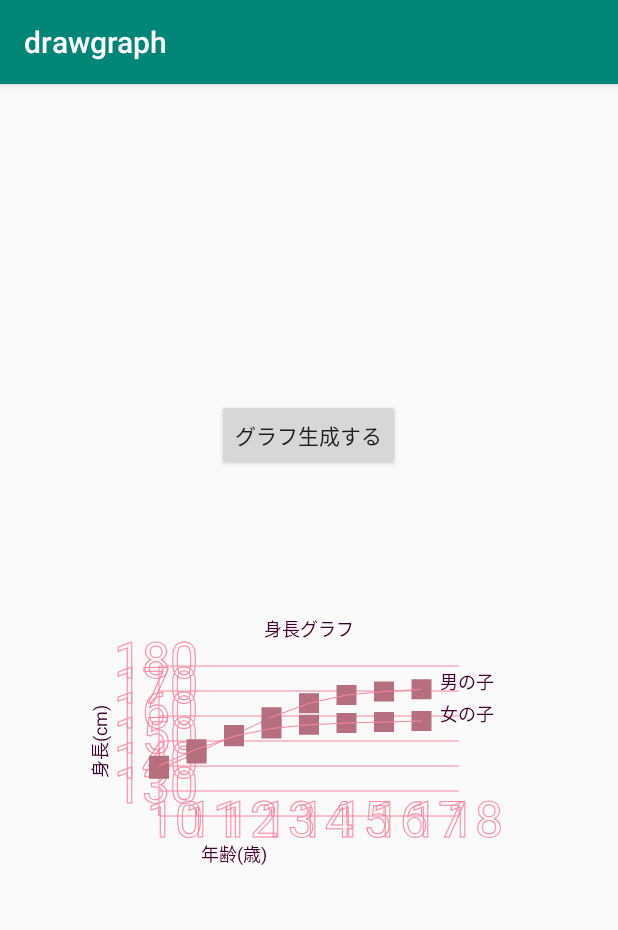
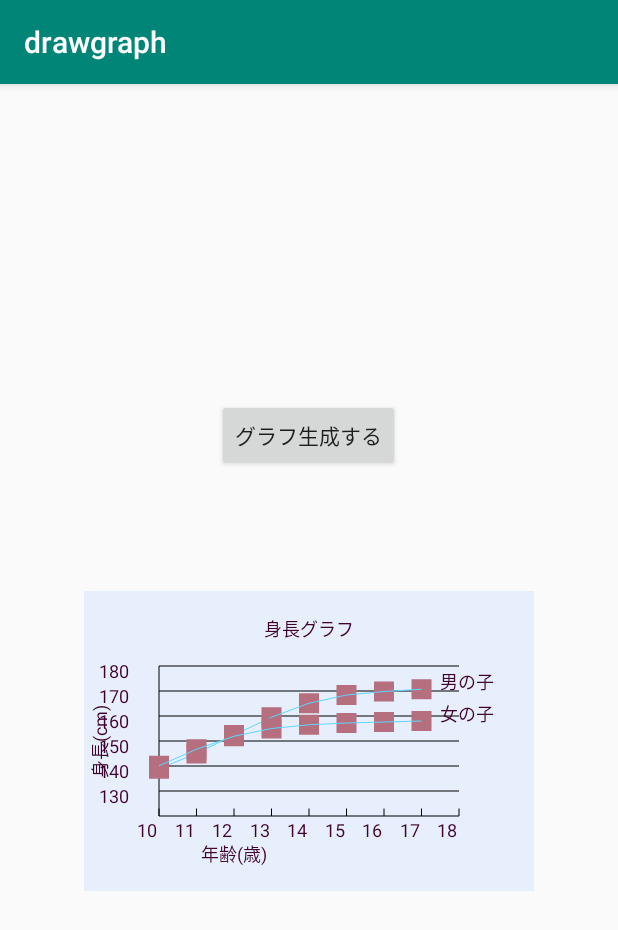
Before and after one commit to YanHengGo/android, an Android app: the screen it shows after launch (MainActivity), after a tap on "グラフ生成する", on a phone screen of 412 x 824 dp. Shown: the top 930 px of the screen. Run offline under Robolectric (Android 15) with nearby library versions, the phone set to English and light mode, and no system bars.

Commit message:
グラフ描画のデモアプリ

```diff
--- a/02_drawGraph/app/src/main/java/com/yanheng/drawgraph/graph/DrawViewDemo.java
+++ b/02_drawGraph/app/src/main/java/com/yanheng/drawgraph/graph/DrawViewDemo.java
@@ -127,7 +127,7 @@ public class DrawViewDemo extends View {
                 ORIGIN_Y * density,
                 ORIGIN_X * density,
                 (ORIGIN_Y - AXIS_Y) * density,
-                getBaseLinePaint(context));
+                getLinePaint(context));
         //Y軸目盛と下に表示する数字
         for (int x = 1; x <= scaleCountY; x++) {
             float startX = ORIGIN_X * density;
@@ -135,8 +135,8 @@ public class DrawViewDemo extends View {
             canvas.drawLine(startX, startY,
 //                    (startX+5*density),startY,
                     (startX + AXIS_X * density), startY,
-                    getBaseLinePaint(context));
-            canvas.drawText(String.valueOf((int) graphSettingData.axisDataY.minScale + x * (int) graphSettingData.axisDataY.scaleValue), startX - 30 * density, startY + 8 * density, getBaseLinePaint(context));
+                    getLinePaint(context));
+            canvas.drawText(String.valueOf((int) graphSettingData.axisDataY.minScale + x * (int) graphSettingData.axisDataY.scaleValue), startX - 30 * density, startY + 8 * density, getLabelPaint(context));
         }
         //Y軸名
         drawText(canvas, graphSettingData.axisDataY.scaleTitle, (ORIGIN_X - 35) * density, (ORIGIN_Y - 50) * density, getLabelPaint(context), -90);
@@ -149,7 +149,7 @@ public class DrawViewDemo extends View {
                 ORIGIN_Y * density,
                 (ORIGIN_X + AXIS_X) * density,
                 ORIGIN_Y * density,
-                getBaseLinePaint(context));
+                getLinePaint(context));
         //X軸メモリと下に表示する数字
         for (int x = 0; x <= scaleCountX; x++) {
             float startX = (ORIGIN_X + scaleGraphValueX * x) * density;
@@ -159,8 +159,8 @@ public class DrawViewDemo extends View {
                     startY,
                     startX,
                     (startY - 5 * density),
-                    getBaseLinePaint(context));
-            canvas.drawText(String.valueOf((int) graphSettingData.axisDataX.minScale + x * (int) graphSettingData.axisDataX.scaleValue), startX - 8 * density, startY + 14 * density, getBaseLinePaint(context));
+                    getLinePaint(context));
+            canvas.drawText(String.valueOf((int) graphSettingData.axisDataX.minScale + x * (int) graphSettingData.axisDataX.scaleValue), startX - 8 * density, startY + 14 * density, getLabelPaint(context));
         }
         //X軸名
         canvas.drawText(graphSettingData.axisDataX.scaleTitle, (ORIGIN_X + 50) * density, (ORIGIN_Y + 30) * density, getLabelPaint(context));
@@ -179,14 +179,12 @@ public class DrawViewDemo extends View {
         if (graph == null) return;
         float previousX = -1, previousY = -1, currentX = 0, currentY = 0;
         for (Map.Entry<Float, Float> entry : graph.entrySet()) {
-            L.d("-------------" + "start");
             L.d(String.valueOf((entry.getValue() - graphSettingData.axisDataY.minScale) / graphSettingData.axisDataY.scaleValue));
             currentX = (ORIGIN_X + (entry.getKey() - graphSettingData.axisDataX.minScale) / graphSettingData.axisDataX.scaleValue * scaleGraphValueX) * density;
             currentY = (ORIGIN_Y - (entry.getValue() - graphSettingData.axisDataY.minScale) / graphSettingData.axisDataY.scaleValue * scaleGraphValueY) * density;
-            L.d("x=" + currentX + "   y=" + currentY);
             canvas.drawPoint(currentX, currentY, getCirclePaint());
             if (!(previousX == -1 && previousY == -1)) {
-                canvas.drawLine(previousX, previousY, currentX, currentY, getBaseLinePaint(context));
+                canvas.drawLine(previousX, previousY, currentX, currentY, getGraphPaint(context));
             }
             previousX = currentX;
             previousY = currentY;
@@ -197,23 +195,24 @@ public class DrawViewDemo extends View {
     }
 
 
-    private final int CIRCLE_COLOR = 0xFFb56f7f;
-    private final int BASE_LINE_COLOR = 0xFFFE85A0;
-    private final int LINE_WIDTH = 1;
-    private Paint sLabelPaint;
-    private final int FONT_SIZE = 12;
-    private final int FONT_COLOR = 0xFF400030;
-
-
     private int convDp2Px(Context context, int dp) {
         float density = context.getResources().getDisplayMetrics().density;
         return (int) (dp * density);
     }
 
-    private Paint getBaseLinePaint(Context context) {
+    private Paint getLinePaint(Context context) {
         Paint paint = new Paint();
-        paint.setColor(BASE_LINE_COLOR);
-        paint.setStrokeWidth(convDp2Px(context, LINE_WIDTH));
+        paint.setColor(0xFF000000);
+        paint.setStrokeWidth(convDp2Px(context, 1));
+        paint.setStyle(Paint.Style.STROKE);
+        paint.setAntiAlias(true);
+        paint.setTextSize(50);
+        return paint;
+    }
+    private Paint getGraphPaint(Context context) {
+        Paint paint = new Paint();
+        paint.setColor(0xFF60D7FF);
+        paint.setStrokeWidth(convDp2Px(context, 1));
         paint.setStyle(Paint.Style.STROKE);
         paint.setAntiAlias(true);
         paint.setTextSize(50);
@@ -223,7 +222,7 @@ public class DrawViewDemo extends View {
 
     private Paint getCirclePaint() {
         Paint paint = new Paint();
-        paint.setColor(CIRCLE_COLOR);
+        paint.setColor(0xFFb56f7f);
         paint.setStyle(Paint.Style.FILL);
         paint.setAntiAlias(true);
         paint.setStrokeWidth(20);
@@ -231,17 +230,14 @@ public class DrawViewDemo extends View {
     }
 
     private Paint getLabelPaint(Context context) {
-        if (sLabelPaint == null) {
-            Paint paint = new Paint();
-            paint.setColor(FONT_COLOR);
-            paint.setTextSize(convDp2Px(context, FONT_SIZE));
-            paint.setStyle(Paint.Style.FILL);
-            paint.setTextAlign(Paint.Align.CENTER);
-            paint.setTypeface(Typeface.DEFAULT);
-            paint.setAntiAlias(true);
-            sLabelPaint = paint;
-        }
-        return sLabelPaint;
+        Paint paint = new Paint();
+        paint.setColor(0xFF400030);
+        paint.setTextSize(convDp2Px(context, 12));
+        paint.setStyle(Paint.Style.FILL);
+        paint.setTextAlign(Paint.Align.CENTER);
+        paint.setTypeface(Typeface.DEFAULT);
+        paint.setAntiAlias(true);
+        return paint;
     }
 
     private void drawText(Canvas canvas, String text, float x, float y, Paint paint, float angle) {
--- a/02_drawGraph/app/src/main/res/layout/activity_main.xml
+++ b/02_drawGraph/app/src/main/res/layout/activity_main.xml
@@ -20,6 +20,8 @@
         android:id="@+id/draw_view"
         android:layout_margin="50dp"
         android:layout_width="300dp"
-        android:layout_height="200dp" />
+        android:layout_height="200dp"
+        android:background="#2260A8FF"
+        />
 
 </LinearLayout>
```
